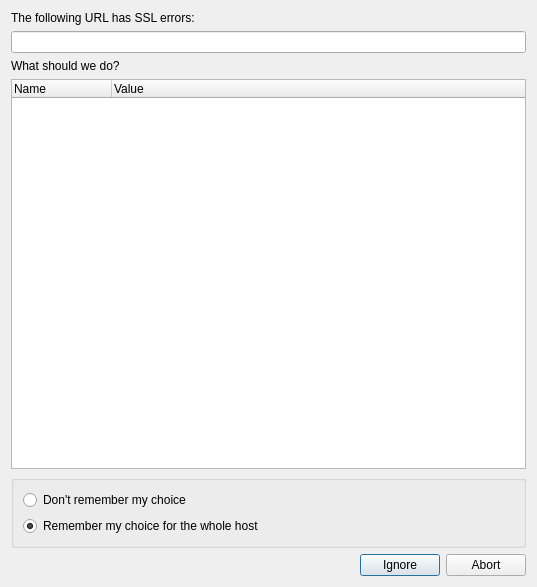
Before: the Qt Designer form src/core/sslerrorsdialog.ui in 0xd34df00d/leechcraft, drawn with Qt 5.
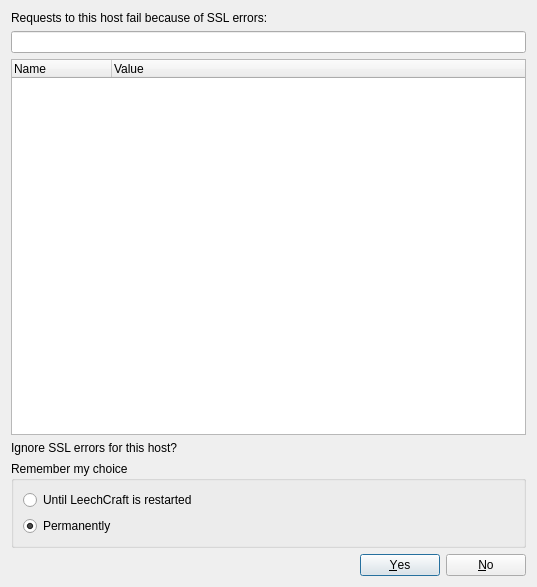
After: the same form once the commit is applied. Icons and pictures are not drawn.

Commit message:
[Core] Ask about SSL errors without holding the request
The handler answered inside `QNetworkAccessManager::sslErrors` by
running a local event loop around the dialog, which stalled all other
requests of the manager until the dialog was answered.

Now a request to a host without a decision fails right away, and the
question is asked in a non-modal dialog, once per host however many
requests fail meanwhile. The answer applies to further requests only,
being a limitation of Qt.

Diff of the .ui file:
```diff
--- a/src/core/sslerrorsdialog.ui
+++ b/src/core/sslerrorsdialog.ui
@@ -21,7 +21,7 @@
    <item>
     <widget class="QLabel" name="Description_">
      <property name="text">
-      <string>The following URL has SSL errors:</string>
+      <string>Requests to this host fail because of SSL errors:</string>
      </property>
     </widget>
    </item>
@@ -32,13 +32,6 @@
      </property>
     </widget>
    </item>
-   <item>
-    <widget class="QLabel" name="label">
-     <property name="text">
-      <string>What should we do?</string>
-     </property>
-    </widget>
-   </item>
    <item>
     <widget class="QTreeWidget" name="Errors_">
      <column>
@@ -53,23 +46,30 @@
      </column>
     </widget>
    </item>
+   <item>
+    <widget class="QLabel" name="Question_">
+     <property name="text">
+      <string>Ignore SSL errors for this host?</string>
+     </property>
+    </widget>
+   </item>
    <item>
     <widget class="QGroupBox" name="groupBox">
      <property name="title">
-      <string/>
+      <string>Remember my choice</string>
      </property>
      <layout class="QVBoxLayout" name="verticalLayout_2">
       <item>
        <widget class="QRadioButton" name="RememberNot_">
         <property name="text">
-         <string>Don't remember my choice</string>
+         <string>Until LeechCraft is restarted</string>
         </property>
        </widget>
       </item>
       <item>
        <widget class="QRadioButton" name="RememberHost_">
         <property name="text">
-         <string>Remember my choice for the whole host</string>
+         <string>Permanently</string>
         </property>
         <property name="checked">
          <bool>true</bool>
@@ -85,7 +85,7 @@
       <enum>Qt::Horizontal</enum>
      </property>
      <property name="standardButtons">
-      <set>QDialogButtonBox::Abort|QDialogButtonBox::Ignore</set>
+      <set>QDialogButtonBox::No|QDialogButtonBox::Yes</set>
      </property>
     </widget>
    </item>
```
Left out of the diff: 8 changed lines with no effect on the pictures. The commit also changes 6 other files.
